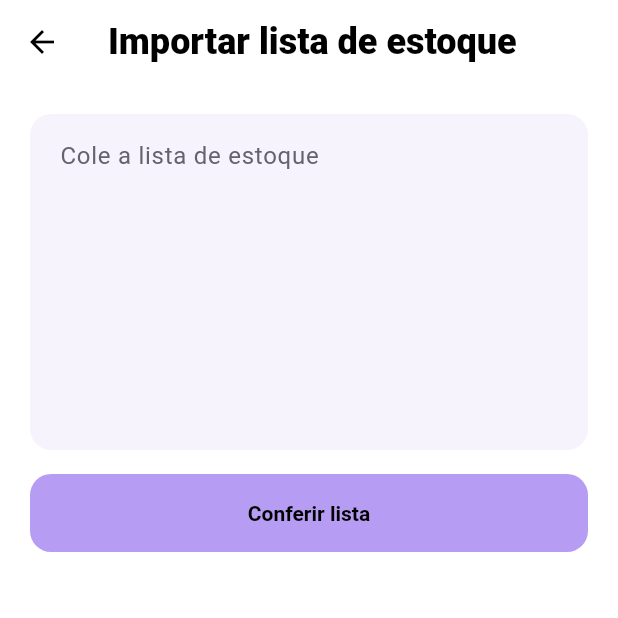
After one commit to VitorGodoi12/Movimenta, a Flutter app: the ImportarEstoqueScreen screen opened directly, after a tap on "Conferir lista", after a tap on "Editar texto da lista", on a phone screen of 412 x 824 dp, the top half of it. The commit adds this screen. Run offline on Flutter 3.47's test engine with Material 3 defaults, Android fonts, the phone set to English and light mode, and no system bars; our stand-ins replace share_plus, shared_preferences; missing offline and left inert: mobile_scanner; accounts and stored records are empty.

Commit message:
Importa listas de contagem e agrupa estoque por categoria

```diff
--- /dev/null
+++ b/lib/screens/estoque/importar_estoque_screen.dart
@@ -0,0 +1,143 @@
+import 'package:flutter/material.dart';
+import 'package:movimenta/services/estoque_service.dart';
+import 'package:movimenta/services/importacao_estoque.dart';
+
+class ImportarEstoqueScreen extends StatefulWidget {
+  const ImportarEstoqueScreen({super.key});
+
+  @override
+  State<ImportarEstoqueScreen> createState() => _ImportarEstoqueScreenState();
+}
+
+class _ImportarEstoqueScreenState extends State<ImportarEstoqueScreen> {
+  final _texto = TextEditingController();
+  ListaImportada? _previa;
+  bool _salvando = false;
+
+  @override
+  void dispose() {
+    _texto.dispose();
+    super.dispose();
+  }
+
+  Future<void> _importar(ListaImportada previa) async {
+    if (_salvando) return;
+    setState(() => _salvando = true);
+    try {
+      await estoque.importarContagem(previa.itens);
+      if (mounted) Navigator.pop(context, previa.itens.length);
+    } on StateError catch (erro) {
+      if (!mounted) return;
+      ScaffoldMessenger.of(context)
+          .showSnackBar(SnackBar(content: Text(erro.message.toString())));
+    } finally {
+      if (mounted) setState(() => _salvando = false);
+    }
+  }
+
+  @override
+  Widget build(BuildContext context) {
+    final previa = _previa;
+    final grupos = <String, List<ItemImportado>>{};
+    for (final item in previa?.itens ?? const <ItemImportado>[]) {
+      (grupos[item.categoria] ??= []).add(item);
+    }
+    final categorias = grupos.keys.toList()..sort();
+
+    return PopScope(
+      canPop: !_salvando,
+      child: Scaffold(
+        appBar: AppBar(title: const Text('Importar lista de estoque')),
+        body: ListView(
+          padding: const EdgeInsets.all(20),
+          children: [
+            if (previa == null) ...[
+              TextField(
+                controller: _texto,
+                keyboardType: TextInputType.multiline,
+                minLines: 8,
+                maxLines: 14,
+                decoration: const InputDecoration(
+                  labelText: 'Cole a lista de estoque',
+                  hintText: '10 x Itaipava 350\n5 cx salsicha\n2 fardos papel higiênico',
+                  alignLabelWithHint: true,
+                ),
+              ),
+              const SizedBox(height: 16),
+              FilledButton(
+                onPressed: () {
+                  FocusScope.of(context).unfocus();
+                  setState(
+                    () => _previa = interpretarListaEstoque(_texto.text),
+                  );
+                },
+                child: const Text('Conferir lista'),
+              ),
+            ] else ...[
+              Text(
+                '${previa.itens.length} produtos em ${categorias.length} categorias',
+              ),
+              const Text(
+                'As quantidades da lista substituem a contagem dos produtos correspondentes.',
+              ),
+              TextButton(
+                onPressed: _salvando
+                    ? null
+                    : () => setState(() => _previa = null),
+                child: const Text('Editar texto da lista'),
+              ),
+              if (previa.repetidos.isNotEmpty)
+                ExpansionTile(
+                  title: Text(
+                    '${previa.repetidos.length} repetições · vale a última contagem',
+                  ),
+                  children: [
+                    for (final linha in previa.repetidos)
+                      ListTile(title: Text(linha)),
+                  ],
+                ),
+              if (previa.pendencias.isNotEmpty)
+                ExpansionTile(
+                  initiallyExpanded: true,
+                  title: Text('${previa.pendencias.length} linhas a revisar'),
+                  subtitle: const Text(
+                    'Essas linhas ficam fora da importação.',
+                  ),
+                  children: [
+                    for (final linha in previa.pendencias)
+                      ListTile(title: Text(linha)),
+                  ],
+                ),
+              for (final categoria in categorias)
+                ExpansionTile(
+                  title: Text(categoria),
+                  children: [
+                    for (final item in grupos[categoria]!)
+                      ListTile(
+                        title: Text(item.nome),
+                        trailing: Text('${item.quantidade} ${item.unidade}'),
+                      ),
+                  ],
+                ),
+            ],
+          ],
+        ),
+        bottomNavigationBar: previa == null
+            ? null
+            : SafeArea(
+                minimum: const EdgeInsets.fromLTRB(20, 8, 20, 12),
+                child: FilledButton(
+                  onPressed: _salvando || previa.itens.isEmpty
+                      ? null
+                      : () => _importar(previa),
+                  child: Text(
+                    _salvando
+                        ? 'Importando…'
+                        : 'Importar ${previa.itens.length} produtos',
+                  ),
+                ),
+              ),
+      ),
+    );
+  }
+}
--- a/lib/services/armazenamento.dart
+++ b/lib/services/armazenamento.dart
@@ -12,6 +12,6 @@ class Armazenamento {
 
   static String? ler(String chave) => _prefs.getString(chave);
 
-  static Future<void> gravar(String chave, String valor) =>
+  static Future<bool> gravar(String chave, String valor) =>
       _prefs.setString(chave, valor);
 }
--- /dev/null
+++ b/lib/services/importacao_estoque.dart
@@ -0,0 +1,196 @@
+class ItemImportado {
+  const ItemImportado(this.nome, this.categoria, this.quantidade, this.unidade);
+
+  final String nome;
+  final String categoria;
+  final int quantidade;
+  final String unidade;
+
+  String get chave => chaveProdutoImportado(nome, unidade, categoria);
+}
+
+class ListaImportada {
+  const ListaImportada(this.itens, this.pendencias, this.repetidos);
+
+  final List<ItemImportado> itens;
+  final List<String> pendencias;
+  final List<String> repetidos;
+}
+
+String _normalizar(String texto) {
+  const acentos = 'áàâãäéèêëíìîïóòôõöúùûüç';
+  const simples = 'aaaaaeeeeiiiiooooouuuuc';
+  return texto
+      .toLowerCase()
+      .replaceAllMapped(
+        RegExp('[$acentos]'),
+        (m) => simples[acentos.indexOf(m[0]!)],
+      )
+      .replaceAll(RegExp(r'\s+'), ' ')
+      .trim();
+}
+
+String chaveProdutoImportado(String nome, String unidade, String categoria) {
+  final normalizado = _normalizar(nome).replaceAllMapped(
+    RegExp(r'\b(269|350)\s*ml\b|\b(269|350)\b'),
+    (m) => '${m[1] ?? m[2]}ml',
+  );
+  final secao = _normalizar(categoria);
+  final grupo = _normalizar(
+    _secoes[secao] ?? (secao.isEmpty ? 'Outros' : secao),
+  );
+  return '$normalizado|${_normalizar(unidade)}|$grupo';
+}
+
+const _bebidas = 'Bebidas';
+const _limpeza = 'Produtos de limpeza';
+const _salgados = 'Salgados e congelados';
+const _mercearia = 'Mercearia';
+const _higiene = 'Higiene';
+const _laticinios = 'Laticínios';
+
+const _secoes = {
+  'bebidas': _bebidas,
+  'refrigerantes': _bebidas,
+  'coca': _bebidas,
+  'monster': _bebidas,
+  'marata & nutri': _bebidas,
+  'nutri 200ml': _bebidas,
+  'suco vig': _bebidas,
+  'aguas': _bebidas,
+  'ambev': _bebidas,
+  'gatorede': _bebidas,
+  'gatorade': _bebidas,
+  'convencao': _bebidas,
+  'cervejas': _bebidas,
+  'agua sanitaria': _limpeza,
+  'amaciante': _limpeza,
+  'amaciantes': _limpeza,
+  'detergentes': _limpeza,
+  'limpeza': _limpeza,
+  'produtos de limpeza': _limpeza,
+  'limpeza em geral': _limpeza,
+  'mercearia em geral': _mercearia,
+  'papel higienico': _higiene,
+  'leites': _laticinios,
+  'salgados': _salgados,
+  'congelados': _salgados,
+};
+
+String? _categoriaDoNome(String nome) {
+  if (RegExp(r'\b(salsicha|lasanha|defumad\w*|mortadela|salgad\w*)\b')
+      .hasMatch(nome)) {
+    return _salgados;
+  }
+  if (RegExp(r'\b(qualy|margarina|leite|laticinios)\b').hasMatch(nome)) {
+    return _laticinios;
+  }
+  if (RegExp(
+    r'\b(itaipava|petra|malzembier|coca|cerveja|zero alcool|aguas?|heineken|refrigerantes?|bebidas?)\b',
+  ).hasMatch(nome)) {
+    return _bebidas;
+  }
+  return null;
+}
+
+ListaImportada interpretarListaEstoque(String texto) {
+  final itens = <String, ItemImportado>{};
+  final pendencias = <String>[];
+  final repetidos = <String>[];
+  String? categoria;
+  String? marca;
+  String? volumeAgua;
+  var emAguas = false;
+  final linhaItem = RegExp(
+    r'^(\d+|o(?=\s*[x×]))(?:\s*[x×]\s+|\s+)(?:(cx|caixas?|fardos?|un)\s+)?(.+)$',
+    caseSensitive: false,
+  );
+  final volume = RegExp(
+    r'^\d+(?:[,.]\d+)?\s*(?:ml|l|litros?)$',
+    caseSensitive: false,
+  );
+  for (final original
+      in texto.replaceAll('&#x20;', ' ').split(RegExp(r'\r?\n'))) {
+    final linha = original
+        .replaceAll(r'\*', '*')
+        .replaceAll(RegExp(r'\\+$'), '')
+        .trim()
+        .replaceAll(RegExp(r'^[*•\s]+|[*\s]+$'), '');
+    if (linha.isEmpty || RegExp(r'^\\?-{3,}$').hasMatch(linha)) continue;
+
+    final entreChaves = linha.startsWith('{') && linha.endsWith('}');
+    final titulo = entreChaves
+        ? linha.substring(1, linha.length - 1).trim()
+        : linha;
+    final normalizado = _normalizar(titulo);
+    if (normalizado == 'novo estoque' || normalizado == 'nao tem nada') {
+      continue;
+    }
+    if (volume.hasMatch(normalizado)) {
+      if (emAguas) volumeAgua = titulo;
+      continue;
+    }
+
+    final secao =
+        _secoes[normalizado] ??
+        (normalizado.startsWith('sabao') ? _limpeza : null);
+    if (secao != null || entreChaves) {
+      categoria = secao ?? titulo;
+      emAguas = normalizado == 'aguas';
+      volumeAgua = null;
+      marca = switch (normalizado) {
+        'monster' => 'Monster',
+        'marata & nutri' => 'Maratá & Nutri',
+        'nutri 200ml' => 'Nutri 200ml',
+        'suco vig' => 'Suco Vig',
+        'gatorede' || 'gatorade' => 'Gatorade',
+        _ => null,
+      };
+      continue;
+    }
+
+    final campos = linhaItem.firstMatch(linha);
+    final quantidadeBruta = campos?[1];
+    final quantidade = quantidadeBruta?.toLowerCase() == 'o'
+        ? 0
+        : int.tryParse(quantidadeBruta ?? '');
+    if (campos == null || quantidade == null || quantidade > 999999999) {
+      pendencias.add(linha);
+      continue;
+    }
+    var nome = campos[3]!.trim();
+    if (RegExp(
+      r'^(?:x|×|cx|caixas?|fardos?|un)?$',
+      caseSensitive: false,
+    ).hasMatch(nome)) {
+      pendencias.add(linha);
+      continue;
+    }
+
+    final embalagem = switch (_normalizar(campos[2] ?? '')) {
+      'cx' || 'caixa' || 'caixas' => 'cx',
+      'fardo' || 'fardos' => 'fardo',
+      _ => 'un',
+    };
+    if (_normalizar(nome) == 'zero alcool it') nome = 'Itaipava sem álcool';
+    final sugestao = _categoriaDoNome(_normalizar(nome));
+    final categoriaItem = sugestao == _salgados || sugestao == _laticinios
+        ? sugestao!
+        : categoria ?? sugestao ?? 'Outros';
+    if (marca != null && !_normalizar(nome).startsWith(_normalizar(marca))) {
+      nome = '$marca $nome';
+    }
+    if (emAguas &&
+        volumeAgua != null &&
+        !_normalizar(nome).contains(_normalizar(volumeAgua))) {
+      nome = '$nome $volumeAgua';
+    }
+    final item = ItemImportado(nome, categoriaItem, quantidade, embalagem);
+    final anterior = itens[item.chave];
+    if (anterior != null) {
+      repetidos.add('${anterior.nome} (${anterior.quantidade} → $quantidade)');
+    }
+    itens[item.chave] = item;
+  }
+  return ListaImportada(itens.values.toList(), pendencias, repetidos);
+}
--- a/pubspec.yaml
+++ b/pubspec.yaml
@@ -1,7 +1,7 @@
 name: movimenta
 description: Controle de estoque simples para pequenos negócios.
 publish_to: 'none'
-version: 1.0.0+1
+version: 1.1.0+2
 
 environment:
   sdk: '>=3.13.0 <4.0.0'
```
Also changed, not shown: lib/screens/estoque/estoque_screen.dart (+57 -12 lines), lib/services/estoque_service.dart (+97 -0 lines), 3 other files.
